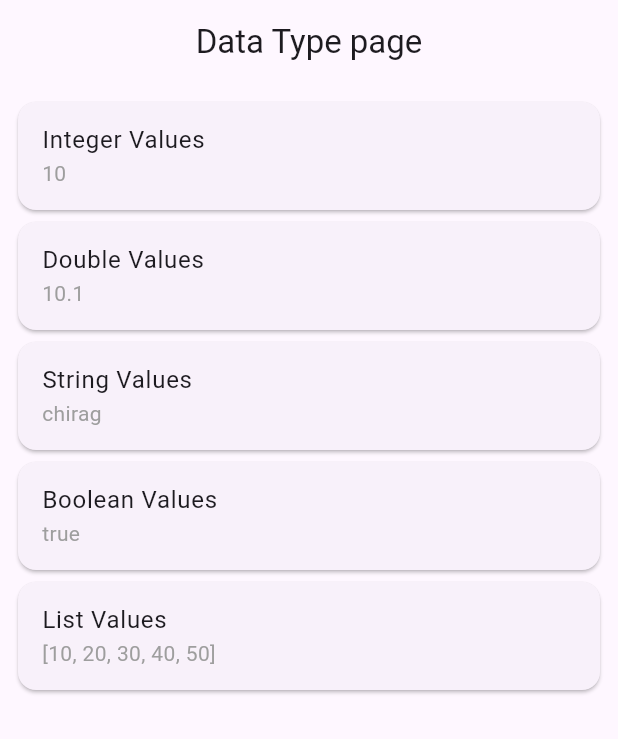
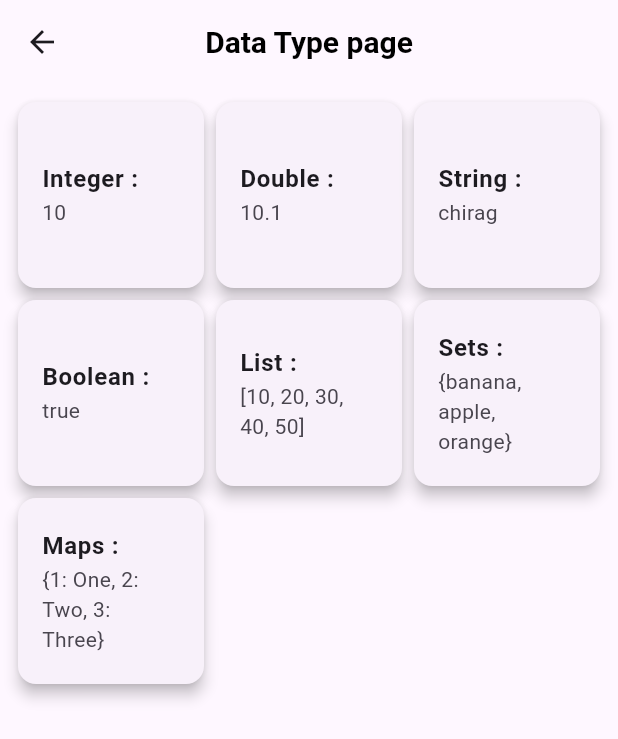
Before and after one commit to SheetalAlbiorix/Chiraglearn_flutter, a Flutter app: the screen it shows after launch, after a tap on "Task 1 - Data Type Task", on a phone screen of 412 x 824 dp. Shown: the top 739 px of the screen. Run offline on Flutter 3.47's test engine with Material 3 defaults, Android fonts, the phone set to English and light mode, and no system bars.

Commit message:
- updated screens - added custom_textstyles.dart

```diff
--- /dev/null
+++ b/lib/custom_textstyles.dart
@@ -0,0 +1,9 @@
+import 'package:flutter/material.dart';
+
+class CustomTextStyles {
+  static TextStyle appbarTextStyle = TextStyle(
+    fontWeight: FontWeight.w700,
+    fontSize: 20,
+    color: Colors.black,
+  );
+}
--- a/lib/datatype.dart
+++ b/lib/datatype.dart
@@ -1,4 +1,5 @@
 import 'package:flutter/material.dart';
+import 'package:intern_project/custom_textstyles.dart';
 
 class DatatypeScreen extends StatefulWidget {
   const DatatypeScreen({super.key});
@@ -9,18 +10,30 @@ class DatatypeScreen extends StatefulWidget {
 
 class _DatatypeScreenState extends State<DatatypeScreen> {
   var titleItems = [
-    "Integer Values",
-    "Double Values",
-    "String Values",
-    "Boolean Values",
-    "List Values"
+    "Integer :",
+    "Double :",
+    "String :",
+    "Boolean :",
+    "List :",
+    "Sets :",
+    "Maps :"
   ];
   var items = [
     10,
     10.10,
     "chirag",
     true,
-    [10, 20, 30, 40, 50]
+    [10, 20, 30, 40, 50],
+    {
+      'banana',
+      'apple',
+      'orange',
+    },
+    {
+      1: 'One',
+      2: 'Two',
+      3: 'Three',
+    },
   ];
   int integerValue = 20;
   double doubleValue = 10.20;
@@ -29,29 +42,38 @@ class _DatatypeScreenState extends State<DatatypeScreen> {
   Widget build(BuildContext context) {
     return Scaffold(
         appBar: AppBar(
-        title: Text("Data Type page"),
+          title: Text(
+            "Data Type page",
+            style: CustomTextStyles.appbarTextStyle,
+          ),
           centerTitle: true,
-        automaticallyImplyLeading: false,
         ),
         body: Padding(
           padding: const EdgeInsets.all(8.0),
-        child: ListView.builder(
+          child: GridView.builder(
             itemCount: items.length,
-          itemBuilder: (BuildContext context, int index) {
+            gridDelegate:
+                SliverGridDelegateWithFixedCrossAxisCount(crossAxisCount: 3),
+            itemBuilder: (context, index) {
               return Card(
+                elevation: 4,
+                child: Center(
                   child: ListTile(
-                title: Text(titleItems[index]),
+                    title: Text(
+                      titleItems[index],
+                      style: TextStyle(
+                        fontWeight: FontWeight.bold,
+                      ),
+                    ),
                     subtitle: Text(
                       items[index].toString(),
-                  style: TextStyle(
-                    color: Colors.grey,
+                      style: TextStyle(),
                     ),
                   ),
                 ),
               );
             },
           ),
-      ),
-    );
+        ));
   }
 }
--- a/lib/index.dart
+++ b/lib/index.dart
@@ -1,4 +1,5 @@
 import 'package:flutter/material.dart';
+import 'package:intern_project/custom_textstyles.dart';
 import 'package:intern_project/datatype.dart';
 
 class IndexScreen extends StatefulWidget {
@@ -16,7 +17,10 @@ class _IndexScreenState extends State<IndexScreen> {
     return Scaffold(
       body: Scaffold(
         appBar: AppBar(
-          title: Text("INDEX"),
+          title: Text(
+            "INDEX",
+            style: CustomTextStyles.appbarTextStyle,
+          ),
           centerTitle: true,
           automaticallyImplyLeading: false,
         ),
--- a/lib/main.dart
+++ b/lib/main.dart
@@ -13,22 +13,8 @@ class MyApp extends StatelessWidget {
   Widget build(BuildContext context) {
     return MaterialApp(
       title: 'Flutter Demo',
+      debugShowCheckedModeBanner: false,
       theme: ThemeData(
-        // This is the theme of your
-        //
-        // TRY THIS: Try running your application with "flutter run". You'll see
-        // the application has a purple toolbar. Then, without quitting the app,
-        // try changing the seedColor in the colorScheme below to Colors.green
-        // and then invoke "hot reload" (save your changes or press the "hot
-        // reload" button in a Flutter-supported IDE, or press "r" if you used
-        // the command line to start the app).
-        //
-        // Notice that the counter didn't reset back to zero; the application
-        // state is not lost during the reload. To reset the state, use hot
-        // restart instead.
-        //
-        // This works for code too, not just values: Most code changes can be
-        // tested with just a hot
         colorScheme: ColorScheme.fromSeed(seedColor: Colors.deepPurple),
         useMaterial3: true,
       ),
--- a/lib/splash.dart
+++ b/lib/splash.dart
@@ -19,11 +19,13 @@ class _SplashScreenState extends State<SplashScreen> {
         seconds: 3,
       ),
       () {
-        Navigator.push(context, MaterialPageRoute(
-          builder: (context) {
-            return IndexScreen();
-          },
-        ));
+        Navigator.pushAndRemoveUntil(
+          context,
+          MaterialPageRoute(
+            builder: (context) => IndexScreen(),
+          ),
+          (route) => false,
+        );
       },
     );
   }
```
Lines whose indentation alone changed are shown as unchanged.
